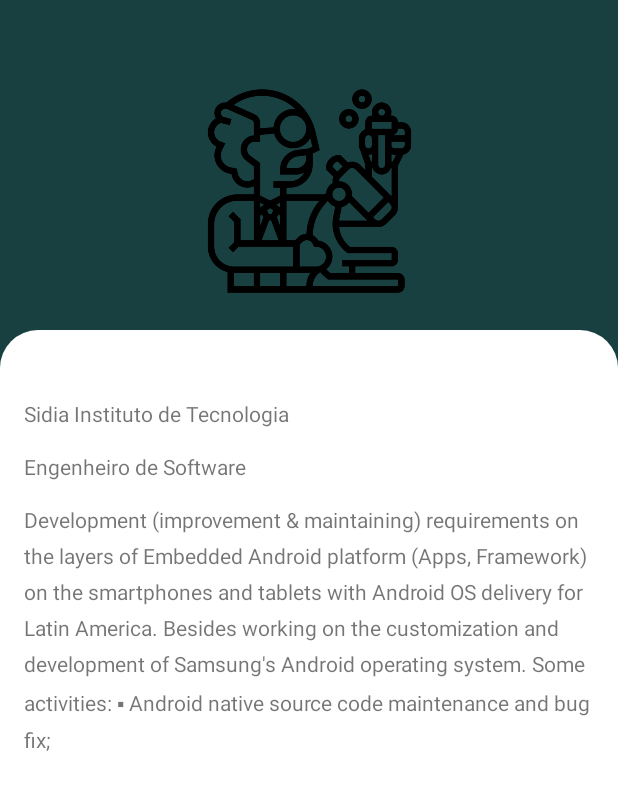
After one commit to dijoncavalcante/about-me, an Android app: the ExperienceActivity screen opened directly, with no data from a screen before it, on a phone screen of 412 x 824 dp. The commit adds this screen. Shown: the top 790 px of the screen. Run offline under Robolectric (Android 15) with nearby library versions, the phone set to English and light mode, and no system bars; Roboto replaces fonts that are not available here.

Commit message:
chore:Trying to call Detail Activity

```diff
--- a/app/src/main/AndroidManifest.xml
+++ b/app/src/main/AndroidManifest.xml
@@ -9,6 +9,7 @@
         android:roundIcon="@mipmap/ic_launcher_round"
         android:supportsRtl="true"
         android:theme="@style/Theme.AboutMe">
+        <activity android:name=".ExperienceActivity"></activity>
         <activity android:name=".MainActivity">
             <intent-filter>
                 <action android:name="android.intent.action.MAIN" />
--- /dev/null
+++ b/app/src/main/java/com/dijon/aboutme/ExperienceActivity.kt
@@ -0,0 +1,11 @@
+package com.dijon.aboutme
+
+import androidx.appcompat.app.AppCompatActivity
+import android.os.Bundle
+
+class ExperienceActivity : AppCompatActivity() {
+    override fun onCreate(savedInstanceState: Bundle?) {
+        super.onCreate(savedInstanceState)
+        setContentView(R.layout.activity_experience)
+    }
+}
--- a/app/src/main/java/com/dijon/aboutme/MainActivity.kt
+++ b/app/src/main/java/com/dijon/aboutme/MainActivity.kt
@@ -1,11 +1,23 @@
 package com.dijon.aboutme
 
+import android.content.Intent
 import androidx.appcompat.app.AppCompatActivity
 import android.os.Bundle
+import android.view.View
+import android.widget.ImageView
+import androidx.cardview.widget.CardView
 
 class MainActivity : AppCompatActivity() {
     override fun onCreate(savedInstanceState: Bundle?) {
         super.onCreate(savedInstanceState)
         setContentView(R.layout.activity_main)
+        val iv_experience =findViewById<ImageView>(R.id.iv_experience)
+        iv_experience.setOnClickListener {
+            val intent = Intent(this, ExperienceActivity::class.java).apply {
+                startActivity(intent)
+            }
+        }
     }
+
+
 }
--- /dev/null
+++ b/app/src/main/res/drawable/bg_detail_radius_container_top.xml
@@ -0,0 +1,15 @@
+<?xml version="1.0" encoding="utf-8"?>
+<layer-list xmlns:android="http://schemas.android.com/apk/res/android">
+    <item>
+        <shape android:shape="rectangle">
+            <solid android:color="@color/white" />
+
+            <corners
+                android:bottomLeftRadius="0dp"
+                android:bottomRightRadius="0dp"
+                android:topLeftRadius="25dp"
+                android:topRightRadius="25dp" />
+        </shape>
+
+    </item>
+</layer-list>
--- /dev/null
+++ b/app/src/main/res/layout/activity_experience.xml
@@ -0,0 +1,83 @@
+<?xml version="1.0" encoding="utf-8"?>
+<androidx.constraintlayout.widget.ConstraintLayout xmlns:android="http://schemas.android.com/apk/res/android"
+    xmlns:app="http://schemas.android.com/apk/res-auto"
+    xmlns:tools="http://schemas.android.com/tools"
+    android:layout_width="match_parent"
+    android:layout_height="match_parent"
+    android:background="@color/app_primary_green_1"
+    tools:context=".MainActivity">
+
+    <androidx.constraintlayout.widget.Guideline
+        android:id="@+id/guideline1"
+        android:layout_width="wrap_content"
+        android:layout_height="wrap_content"
+        android:orientation="horizontal"
+        app:layout_constraintGuide_percent="0.03" />
+
+    <ImageView
+        android:id="@+id/iv_experience"
+        android:layout_width="150dp"
+        android:layout_height="150dp"
+        android:adjustViewBounds="true"
+        android:paddingTop="10dp"
+        android:scaleType="fitCenter"
+        android:src="@drawable/ic_experience"
+        app:layout_constraintBottom_toTopOf="@id/guideline2"
+        app:layout_constraintEnd_toEndOf="parent"
+        app:layout_constraintStart_toStartOf="parent"
+        app:layout_constraintTop_toBottomOf="@id/guideline1" />
+
+    <androidx.constraintlayout.widget.Guideline
+        android:id="@+id/guideline2"
+        android:layout_width="wrap_content"
+        android:layout_height="wrap_content"
+        android:orientation="horizontal"
+        app:layout_constraintGuide_percent="0.26675788" />
+
+    <androidx.constraintlayout.widget.ConstraintLayout
+        android:id="@+id/constraintLayoutExperience"
+        android:layout_width="0dp"
+        android:layout_height="0dp"
+        android:background="@drawable/bg_detail_radius_container_top"
+        android:orientation="vertical"
+        android:padding="16dp"
+        app:layout_constraintBottom_toBottomOf="parent"
+        app:layout_constraintEnd_toEndOf="parent"
+        app:layout_constraintStart_toStartOf="parent"
+        app:layout_constraintTop_toBottomOf="@id/guideline2">
+
+        <TextView
+            android:id="@+id/textView_company"
+            android:layout_width="match_parent"
+            android:layout_height="wrap_content"
+            android:layout_marginTop="30dp"
+            android:text="Sidia Instituto de Tecnologia"
+            app:layout_constraintBottom_toTopOf="@id/textView_positionJob"
+            app:layout_constraintEnd_toEndOf="parent"
+            app:layout_constraintStart_toStartOf="parent"
+            app:layout_constraintTop_toTopOf="parent" />
+
+        <TextView
+            android:id="@+id/textView_positionJob"
+            android:layout_width="match_parent"
+            android:layout_height="wrap_content"
+            android:layout_marginTop="16dp"
+            android:text="Engenheiro de Software"
+            app:layout_constraintEnd_toEndOf="parent"
+            app:layout_constraintStart_toStartOf="parent"
+            app:layout_constraintTop_toBottomOf="@id/textView_company" />
+
+        <TextView
+            android:id="@+id/textView_descriptionJob"
+            android:layout_width="match_parent"
+            android:layout_height="wrap_content"
+            android:layout_marginTop="16dp"
+            android:text="@string/descritionJob"
+            app:layout_constraintEnd_toEndOf="parent"
+            app:layout_constraintStart_toStartOf="parent"
+            app:layout_constraintTop_toBottomOf="@id/textView_positionJob"
+            android:lineSpacingExtra="8dp"/>
+
+    </androidx.constraintlayout.widget.ConstraintLayout>
+
+</androidx.constraintlayout.widget.ConstraintLayout>
--- a/app/src/main/res/layout/fragment_home.xml
+++ b/app/src/main/res/layout/fragment_home.xml
@@ -22,10 +22,10 @@
 
             <ImageView
                 android:id="@+id/iv_imageurl"
-                android:paddingTop="10dp"
                 android:layout_width="150dp"
                 android:layout_height="100dp"
                 android:adjustViewBounds="true"
+                android:paddingTop="10dp"
                 android:scaleType="fitCenter"
                 android:src="@drawable/ic_aboutme" />
 
@@ -58,10 +58,10 @@
 
             <ImageView
                 android:id="@+id/iv_imageurl2"
-                android:paddingTop="10dp"
                 android:layout_width="150dp"
                 android:layout_height="100dp"
                 android:adjustViewBounds="true"
+                android:paddingTop="10dp"
                 android:scaleType="fitCenter"
                 android:src="@drawable/ic_degree" />
 
@@ -84,6 +84,7 @@
         android:layout_below="@id/carViewAbout"
         android:layout_marginTop="16dp"
         android:layout_marginRight="20dp"
+        android:clickable="true"
         app:cardCornerRadius="30dp">
 
         <LinearLayout
@@ -94,10 +95,10 @@
 
             <ImageView
                 android:id="@+id/iv_experience"
-                android:paddingTop="10dp"
                 android:layout_width="150dp"
                 android:layout_height="100dp"
                 android:adjustViewBounds="true"
+                android:paddingTop="10dp"
                 android:scaleType="fitCenter"
                 android:src="@drawable/ic_experience" />
 
@@ -131,11 +132,11 @@
 
             <ImageView
                 android:id="@+id/iv_findme"
-                android:paddingTop="10dp"
+                android:layout_width="150dp"
 
-                android:layout_width="150dp"
                 android:layout_height="100dp"
                 android:adjustViewBounds="true"
+                android:paddingTop="10dp"
                 android:scaleType="fitCenter"
                 android:src="@drawable/ic_findme" />
 
--- a/app/src/main/res/values/strings.xml
+++ b/app/src/main/res/values/strings.xml
@@ -5,4 +5,5 @@
     <string name="backgroud">Formação</string>
     <string name="findMe">Me encontre</string>
     <string name="experience">Experiência</string>
+    <string name="descritionJob"><![CDATA[Development (improvement & maintaining) requirements on the layers of Embedded Android platform (Apps, Framework) on the smartphones and tablets with Android OS delivery for Latin America. Besides working on the customization and development of Samsung\'s Android operating system. Some activities: ▪ Android native source code maintenance and bug fix;]]></string>
 </resources>
```
